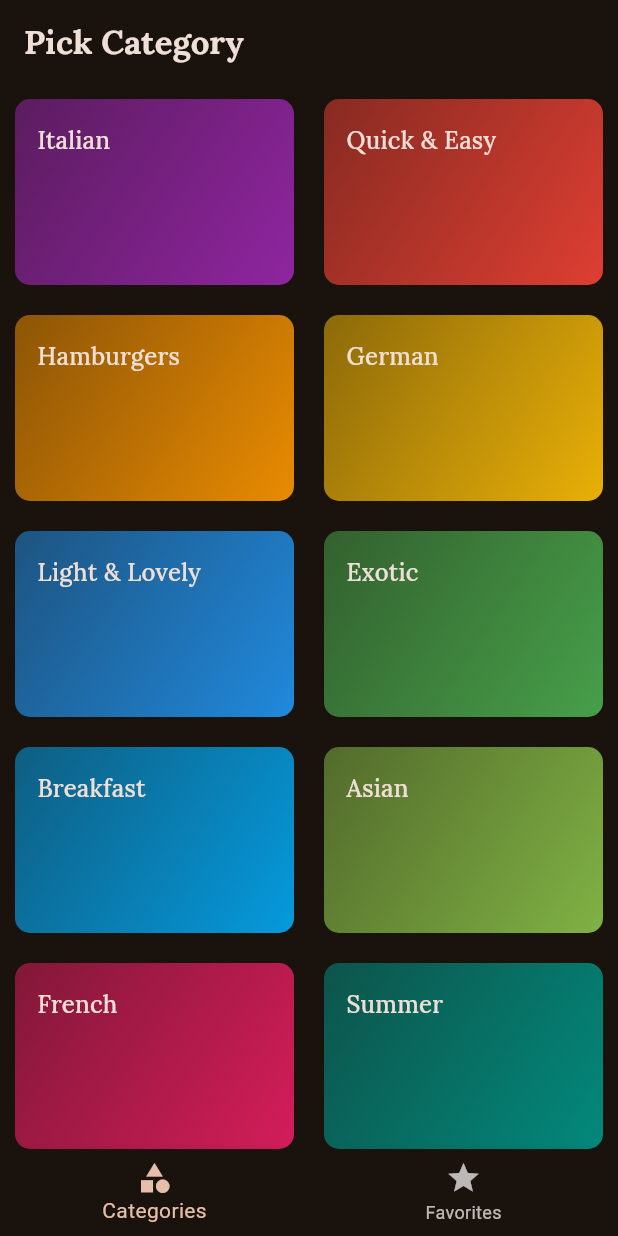
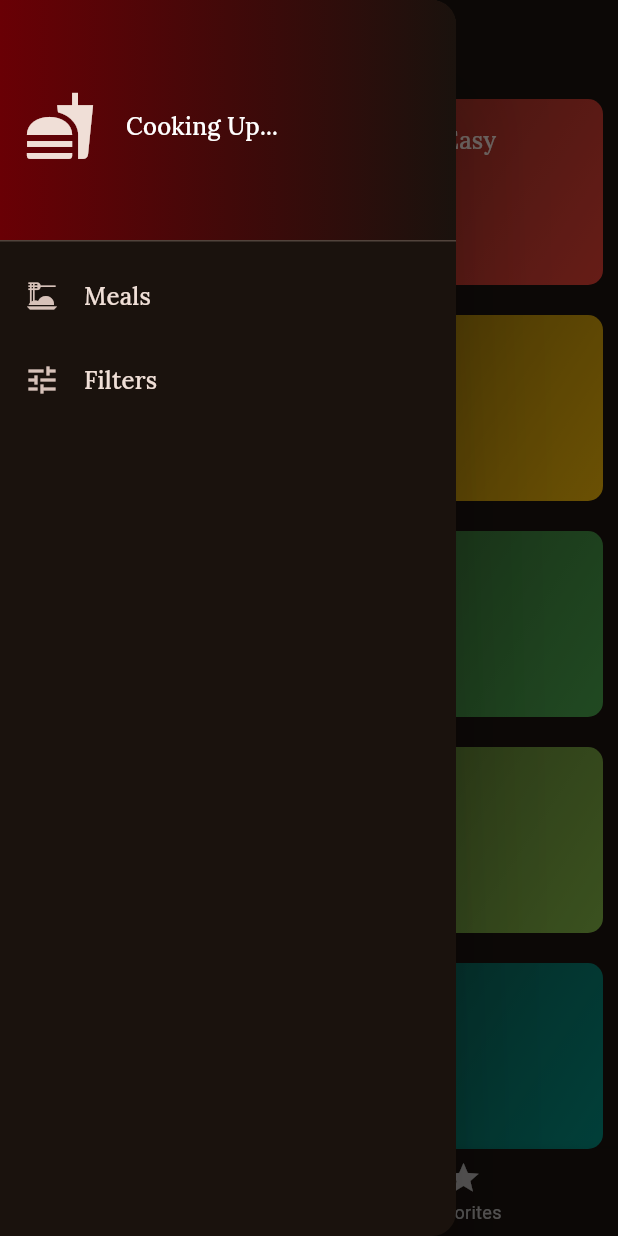
Before and after one commit to Lucifer-Supreme/My-Flutter-Projects, a Flutter app: the screen it shows after launch, with the side drawer open (before the commit the screen has no drawer), on a phone screen of 412 x 824 dp. Run offline on Flutter 3.47's test engine with Material 3 defaults, Android fonts, the light colour scheme and no system bars; our stand-ins replace google_fonts, transparent_image.

Commit message:
added features like filters and side drawrers to ripple meals app

```diff
--- a/ripple_meals_app_4/lib/screens/tabs_screen.dart
+++ b/ripple_meals_app_4/lib/screens/tabs_screen.dart
@@ -2,16 +2,19 @@
 
 import 'package:flutter/cupertino.dart';
 import 'package:flutter/material.dart';
+import 'package:ripple_meals_app_4/data/dummy_data.dart';
 import 'package:ripple_meals_app_4/screens/categories_screen.dart';
+import 'package:ripple_meals_app_4/screens/filter_screen.dart';
 import 'package:ripple_meals_app_4/screens/meals_screen.dart';
+import 'package:ripple_meals_app_4/widgets/main_drawer.dart';
 
 import '../models/meal.dart';
 
-class TabsScreen extends StatefulWidget{
+class TabsScreen extends StatefulWidget {
   const TabsScreen({super.key});
 
   @override
-  State<TabsScreen> createState(){
+  State<TabsScreen> createState() {
     return _TabsScreenState();
   }
 }
@@ -20,35 +23,59 @@ class _TabsScreenState extends State<TabsScreen> {
   int _selectedPageIndex = 0;
   final List<Meal> _favoriteMeals = [];
 
-  void _toggleMealFavoriteStatus(Meal meal){
+  void _toggleMealFavoriteStatus(Meal meal) {
     final bool isExisting = _favoriteMeals.contains(meal);
 
-    if (isExisting){
+    if (isExisting) {
       _favoriteMeals.remove(meal);
-    }
-    else{
+    } else {
       _favoriteMeals.add(meal);
     }
+    setState(() {});
+  }
+
+  void _selectPage(int index) {
     setState(() {
+      _selectedPageIndex = index;
     });
   }
 
-  void _selectPage(int index){
-    setState(() {
-      _selectedPageIndex=index;
-    });
+  void _setScreen(String identifier) {
+    if (identifier == 'filters') {
+      Navigator.push(
+          context, MaterialPageRoute(builder: (context) => FilterScreen(favoriteMeals: _favoriteMeals, onToggleFavorite: _toggleMealFavoriteStatus)));
+    } else {
+      Navigator.push(
+          context,
+          MaterialPageRoute(
+              builder: (context) => MealsScreen(
+                    favoriteMeals: _favoriteMeals,
+                    mealsList: dummyMeals,
+                    categoryColor: Colors.orange,
+                    onToggleFavorite: _toggleMealFavoriteStatus,
+                    title: "All Meals",
+                  )));
+    }
+    setState(() {});
   }
 
-  Widget build(context){
-    Widget activePage=CategoriesScreen(onToggleFavorite: _toggleMealFavoriteStatus, favoriteMeals: _favoriteMeals,);
+  Widget build(context) {
+    Widget activePage = CategoriesScreen(
+      onToggleFavorite: _toggleMealFavoriteStatus,
+      favoriteMeals: _favoriteMeals,
+    );
     var activePageTitle = "Pick Category";
 
-    if(_selectedPageIndex==1){
-      activePage=MealsScreen(mealsList: _favoriteMeals,categoryColor: Colors.orange, onToggleFavorite: _toggleMealFavoriteStatus, favoriteMeals: _favoriteMeals,);
+    if (_selectedPageIndex == 1) {
+      activePage = MealsScreen(
+        mealsList: _favoriteMeals,
+        categoryColor: Colors.orange,
+        onToggleFavorite: _toggleMealFavoriteStatus,
+        favoriteMeals: _favoriteMeals,
+      );
       activePageTitle = "Favorites";
     }
-    return(
-    Scaffold(
+    return (Scaffold(
       appBar: AppBar(
         title: Text(activePageTitle),
       ),
@@ -56,12 +83,15 @@ class _TabsScreenState extends State<TabsScreen> {
       bottomNavigationBar: BottomNavigationBar(
         onTap: _selectPage,
         currentIndex: _selectedPageIndex,
-        items: [
-          BottomNavigationBarItem(icon: Icon(Icons.category),label: "Categories"),
-          BottomNavigationBarItem(icon: Icon(Icons.star),label: "Favorites")
+        items: const [
+          BottomNavigationBarItem(
+              icon: Icon(Icons.category), label: "Categories"),
+          BottomNavigationBarItem(icon: Icon(Icons.star), label: "Favorites")
         ],
       ),
-    )
-    );
+      drawer: MainDrawer(
+        onSelectScreen: _setScreen,
+      ),
+    ));
   }
 }
--- /dev/null
+++ b/ripple_meals_app_4/lib/widgets/main_drawer.dart
@@ -0,0 +1,74 @@
+import 'package:flutter/material.dart';
+
+class MainDrawer extends StatelessWidget {
+
+  MainDrawer({super.key,required this.onSelectScreen});
+
+  final void Function(String indentifier) onSelectScreen;
+
+  @override
+  Widget build(BuildContext context) {
+    return (Drawer(
+      backgroundColor: Theme.of(context).canvasColor,
+      shadowColor: Colors.black,
+      elevation: 30,
+      child: Column(
+        mainAxisAlignment: MainAxisAlignment.start,
+        crossAxisAlignment: CrossAxisAlignment.start,
+        children: [
+          SizedBox(
+            width: double.infinity,
+            child: DrawerHeader(
+                decoration: BoxDecoration(
+                    gradient: LinearGradient(colors: [
+                  Theme.of(context).colorScheme.onError,
+                  Theme.of(context).canvasColor
+                ])),
+                child: Row(
+                  children: [
+                    Icon(
+                      Icons.fastfood,
+                      size: 48,
+                      color: Theme.of(context).colorScheme.onSurface,
+                    ),
+                    SizedBox(width: 20),
+                    Text(
+                      "Cooking Up...",
+                      style: Theme.of(context).textTheme.titleMedium,
+                    )
+                  ],
+                )),
+          ),
+          ListTile(
+            leading: Icon(Icons.dinner_dining),
+            title: Text(
+              "Meals",
+              style: Theme.of(context)
+                  .textTheme
+                  .titleMedium!
+                  .copyWith(color: Theme.of(context).colorScheme.onSurface),
+
+            ),
+            onTap: (){
+              onSelectScreen('meals');
+            },
+          ),
+          ListTile(
+            leading: Icon(Icons.tune),
+            title: Text(
+              "Filters",
+              style: Theme.of(context)
+                  .textTheme
+                  .titleMedium!
+                  .copyWith(color: Theme.of(context).colorScheme.onSurface),
+
+            ),
+            onTap: (){
+              onSelectScreen('filters');
+            },
+          ),
+        ],
+      ),
+    ));
+  }
+}
--- a/ripple_meals_app_4/pubspec.yaml
+++ b/ripple_meals_app_4/pubspec.yaml
@@ -37,6 +37,7 @@ dependencies:
   cupertino_icons: ^1.0.6
   google_fonts: ^6.2.1
   transparent_image: ^2.0.1
+  riverpod: ^2.5.1
 
 dev_dependencies:
   flutter_test:
```
Also changed, not shown: ripple_meals_app_4/lib/screens/filter_screen.dart (added, +157 -0 lines), ripple_meals_app_4/lib/screens/meal_item_detail_screen.dart (+4 -4 lines), ripple_meals_app_4/pubspec.lock.
